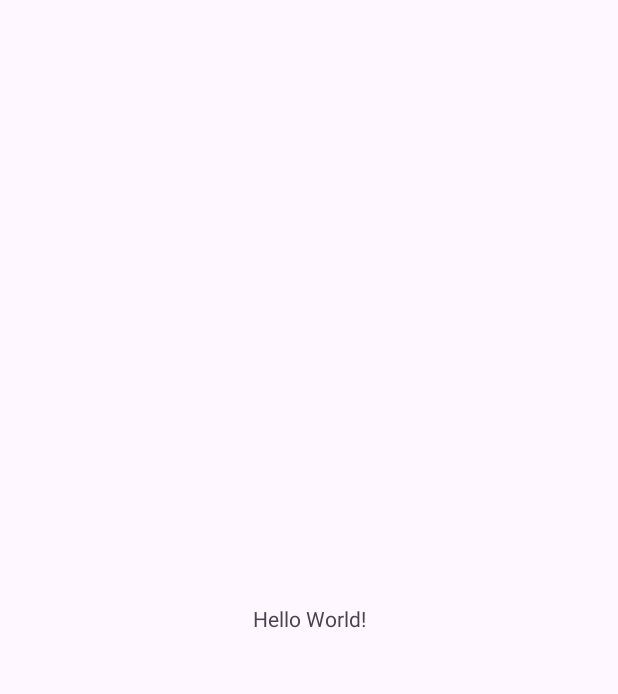
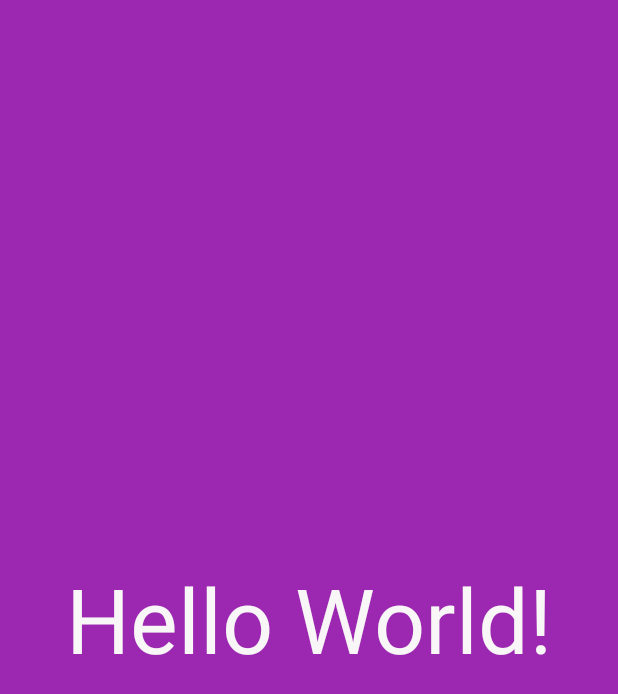
Before and after one commit to antuanrok/FirstGitProject, an Android app: the screen it shows after launch (MainActivity), on a phone screen of 412 x 824 dp. Before the commit the part shown is almost empty. Shown: the top 694 px of the screen. Run offline under Robolectric (Android 15) with nearby library versions, the phone set to English and light mode, and no system bars.

Commit message:
Change bg color, change text color, change text size

```diff
--- a/app/src/main/res/layout/activity_main.xml
+++ b/app/src/main/res/layout/activity_main.xml
@@ -4,12 +4,15 @@
     xmlns:tools="http://schemas.android.com/tools"
     android:layout_width="match_parent"
     android:layout_height="match_parent"
+    android:background="#9C27B0"
     tools:context=".MainActivity">
 
     <TextView
         android:layout_width="wrap_content"
         android:layout_height="wrap_content"
         android:text="Hello World!"
+        android:textColor="#F8F6F6"
+        android:textSize="60sp"
         app:layout_constraintBottom_toBottomOf="parent"
         app:layout_constraintEnd_toEndOf="parent"
         app:layout_constraintStart_toStartOf="parent"
```
